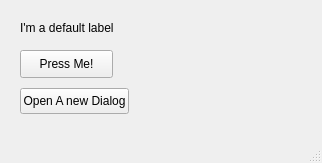
This is TestApp_MainUI.ui in darthmorf/PyQt5Tutorial as Qt 5 draws it before an edit. The edited form follows.
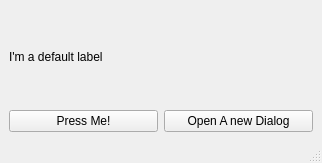
This is the edited form. Icons and pictures are not drawn.

Commit message: Layouts and Window Scaling

```diff
--- a/TestApp_MainUI.ui
+++ b/TestApp_MainUI.ui
@@ -18,45 +18,29 @@
     <normaloff>icon.png</normaloff>icon.png</iconset>
   </property>
   <widget class="QWidget" name="centralwidget">
-   <widget class="QPushButton" name="myButton">
-    <property name="geometry">
-     <rect>
-      <x>20</x>
-      <y>50</y>
-      <width>93</width>
-      <height>28</height>
-     </rect>
-    </property>
-    <property name="text">
-     <string>Press Me!</string>
-    </property>
-   </widget>
+   <layout class="QGridLayout" name="gridLayout">
+    <item row="0" column="0">
    <widget class="QLabel" name="myLabel">
-    <property name="geometry">
-     <rect>
-      <x>20</x>
-      <y>20</y>
-      <width>111</width>
-      <height>16</height>
-     </rect>
-    </property>
     <property name="text">
      <string>I'm a default label</string>
     </property>
    </widget>
+    </item>
+    <item row="1" column="0">
+     <widget class="QPushButton" name="myButton">
+      <property name="text">
+       <string>Press Me!</string>
+      </property>
+     </widget>
+    </item>
+    <item row="1" column="1">
    <widget class="QPushButton" name="openDialogButton">
-    <property name="geometry">
-     <rect>
-      <x>20</x>
-      <y>88</y>
-      <width>109</width>
-      <height>26</height>
-     </rect>
-    </property>
     <property name="text">
      <string>Open A new Dialog</string>
     </property>
    </widget>
+    </item>
+   </layout>
   </widget>
   <widget class="QStatusBar" name="statusbar"/>
  </widget>
```
Lines whose indentation alone changed are shown as unchanged. The commit also changes 2 other files.
